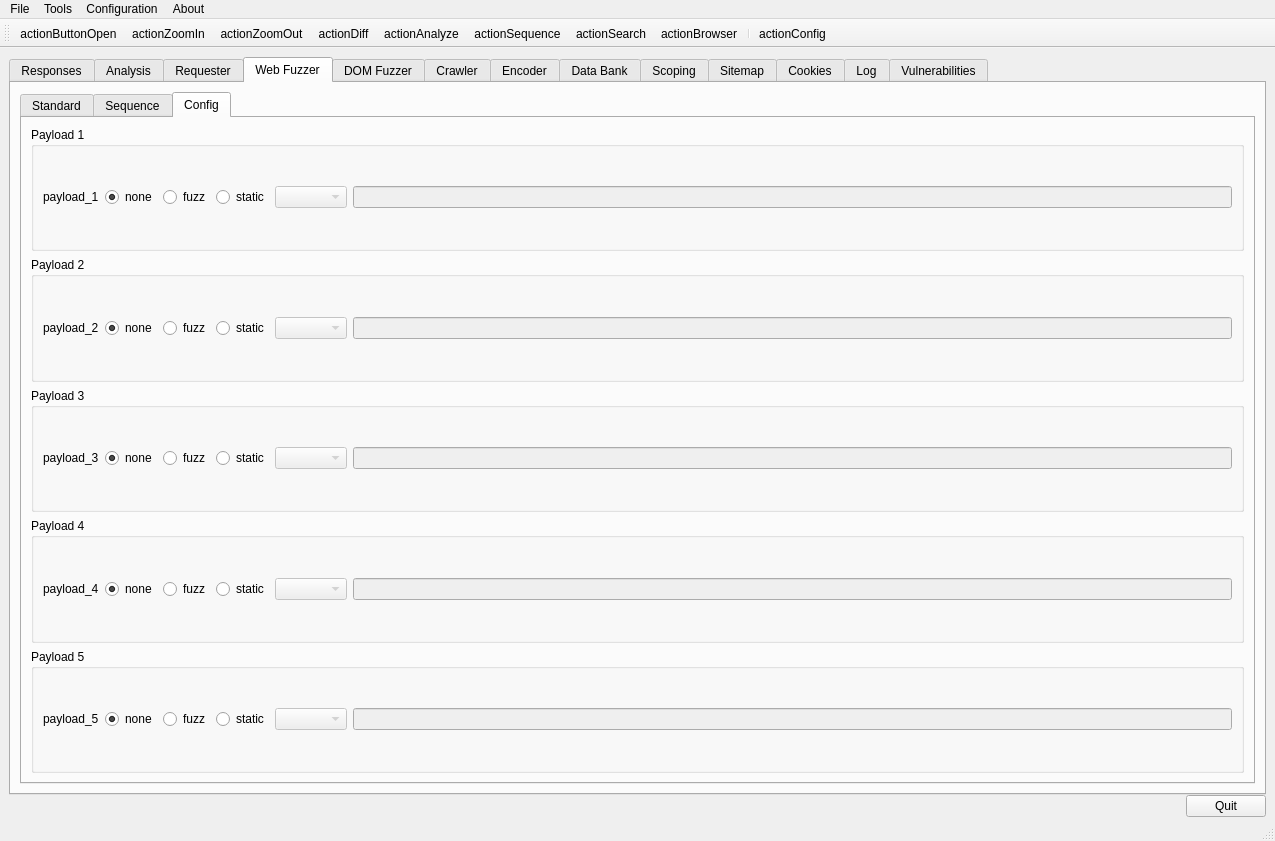
The window that ui/RaftMain.ui (Averroes/raft) describes before a commit, drawn with Qt 5.
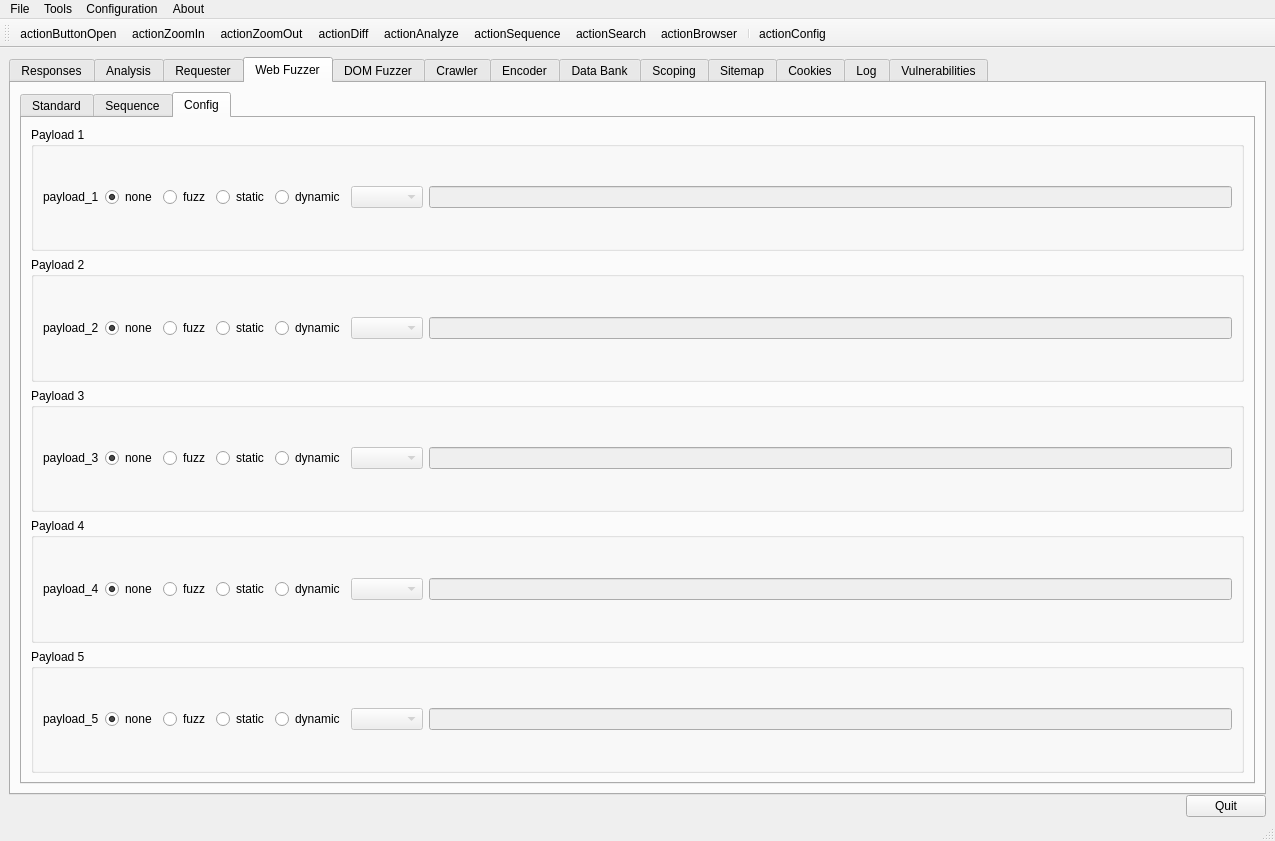
The same window after the commit. The open tabs and pages were chosen to show the change. Icons and pictures are not drawn.

Diff of the .ui file:
```diff
--- a/ui/RaftMain.ui
+++ b/ui/RaftMain.ui
@@ -996,6 +996,13 @@
                    </property>
                   </widget>
                  </item>
+                 <item>
+                  <widget class="QRadioButton" name="wfPay1DynamicRadio">
+                   <property name="text">
+                    <string>dynamic</string>
+                   </property>
+                  </widget>
+                 </item>
                  <item>
                   <widget class="QComboBox" name="wfPay1PayloadBox">
                    <property name="enabled">
@@ -1054,6 +1061,13 @@
                    </property>
                   </widget>
                  </item>
+                 <item>
+                  <widget class="QRadioButton" name="wfPay2DynamicRadio">
+                   <property name="text">
+                    <string>dynamic</string>
+                   </property>
+                  </widget>
+                 </item>
                  <item>
                   <widget class="QComboBox" name="wfPay2PayloadBox">
                    <property name="enabled">
@@ -1112,6 +1126,13 @@
                    </property>
                   </widget>
                  </item>
+                 <item>
+                  <widget class="QRadioButton" name="wfPay3DynamicRadio">
+                   <property name="text">
+                    <string>dynamic</string>
+                   </property>
+                  </widget>
+                 </item>
                  <item>
                   <widget class="QComboBox" name="wfPay3PayloadBox">
                    <property name="enabled">
@@ -1170,6 +1191,13 @@
                    </property>
                   </widget>
                  </item>
+                 <item>
+                  <widget class="QRadioButton" name="wfPay4DynamicRadio">
+                   <property name="text">
+                    <string>dynamic</string>
+                   </property>
+                  </widget>
+                 </item>
                  <item>
                   <widget class="QComboBox" name="wfPay4PayloadBox">
                    <property name="enabled">
@@ -1228,6 +1256,13 @@
                    </property>
                   </widget>
                  </item>
+                 <item>
+                  <widget class="QRadioButton" name="wfPay5DynamicRadio">
+                   <property name="text">
+                    <string>dynamic</string>
+                   </property>
+                  </widget>
+                 </item>
                  <item>
                   <widget class="QComboBox" name="wfPay5PayloadBox">
                    <property name="enabled">
```
